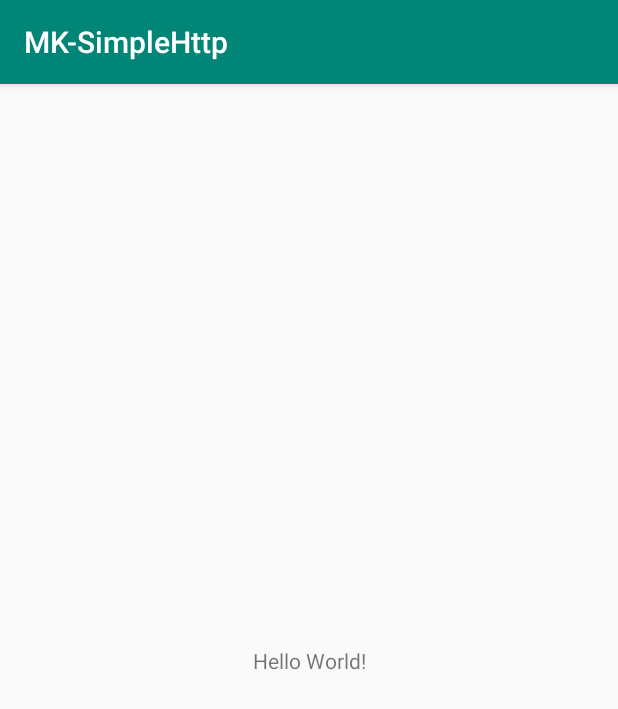
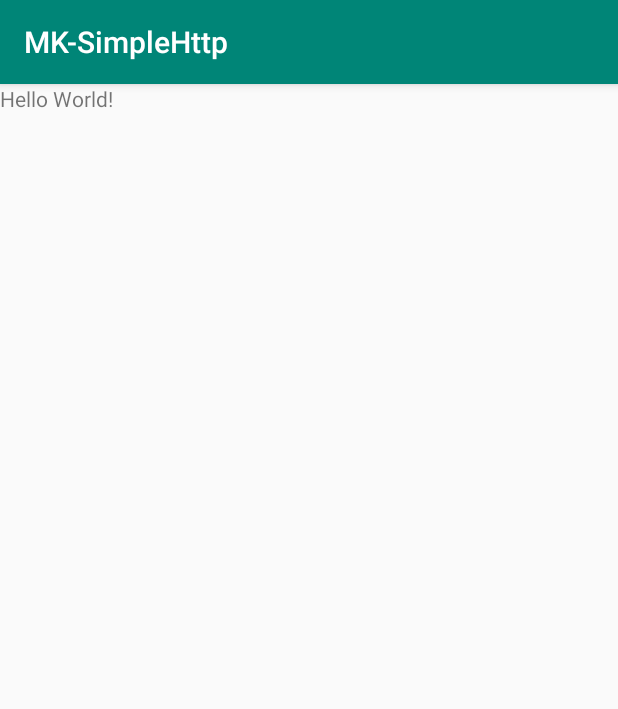
Before and after one commit to JeahWan/OneHttp, an Android app: the screen it shows after launch (MainActivity), on a phone screen of 412 x 824 dp. Shown: the top 709 px of the screen. Run offline under Robolectric (Android 15) with nearby library versions, the phone set to English and light mode, and no system bars.

Commit message:
更新依赖库；升级kt版本

```diff
--- a/app/src/main/AndroidManifest.xml
+++ b/app/src/main/AndroidManifest.xml
@@ -1,13 +1,12 @@
 <?xml version="1.0" encoding="utf-8"?>
-<manifest xmlns:android="http://schemas.android.com/apk/res/android"
-    package="com.jeahwan.simplehttp">
+<manifest xmlns:android="http://schemas.android.com/apk/res/android">
 
     <application
         android:allowBackup="true"
         android:label="@string/app_name"
         android:supportsRtl="true"
         android:theme="@style/AppTheme">
-        <activity android:name=".MainActivity">
+        <activity android:exported="true" android:name=".MainActivity">
             <intent-filter>
                 <action android:name="android.intent.action.MAIN" />
 
--- a/app/src/main/java/com/jeahwan/simplehttp/MainActivity.java
+++ b/app/src/main/java/com/jeahwan/simplehttp/MainActivity.java
@@ -5,6 +5,8 @@ import android.view.View;
 import android.widget.TextView;
 
 import androidx.appcompat.app.AppCompatActivity;
+
+import com.jeahwan.onehttp.HttpMethods;
 
 import java.util.concurrent.ConcurrentHashMap;
 
@@ -15,21 +17,21 @@ public class MainActivity extends AppCompatActivity {
         super.onCreate(savedInstanceState);
         setContentView(R.layout.activity_main);
 
-        findViewById(R.id.btn).setOnClickListener(new View.OnClickListener() {
-            @Override
-            public void onClick(View v) {
-                HttpMethods.getInstance()
-                        .params(new ConcurrentHashMap<String, Object>() {{
-                            put("type", "1");
-                            put("page", "1");
-                        }})
-                        .apiDemo(new ProgressSubscriber<String>(true) {
-                            @Override
-                            public void onSuccess(String jsonStr) {
-                                ((TextView) findViewById(R.id.tv)).setText(jsonStr);
-                            }
-                        });
-            }
-        });
+//        findViewById(R.id.btn).setOnClickListener(new View.OnClickListener() {
+//            @Override
+//            public void onClick(View v) {
+//                HttpMethods.class
+//                        .params(new ConcurrentHashMap<String, Object>() {{
+//                            put("type", "1");
+//                            put("page", "1");
+//                        }})
+//                        .apiDemo(new ProgressSubscriber<String>(true) {
+//                            @Override
+//                            public void onSuccess(String jsonStr) {
+//                                ((TextView) findViewById(R.id.tv)).setText(jsonStr);
+//                            }
+//                        });
+//            }
+//        });
     }
 }
--- a/app/src/main/res/layout/activity_main.xml
+++ b/app/src/main/res/layout/activity_main.xml
@@ -1,5 +1,5 @@
 <?xml version="1.0" encoding="utf-8"?>
-<androidx.constraintlayout.widget.ConstraintLayout xmlns:android="http://schemas.android.com/apk/res/android"
+<LinearLayout xmlns:android="http://schemas.android.com/apk/res/android"
     xmlns:app="http://schemas.android.com/apk/res-auto"
     xmlns:tools="http://schemas.android.com/tools"
     android:layout_width="match_parent"
@@ -7,12 +7,9 @@
     tools:context=".MainActivity">
 
     <TextView
+        android:id="@+id/btn"
         android:layout_width="wrap_content"
         android:layout_height="wrap_content"
-        android:text="Hello World!"
-        app:layout_constraintBottom_toBottomOf="parent"
-        app:layout_constraintLeft_toLeftOf="parent"
-        app:layout_constraintRight_toRightOf="parent"
-        app:layout_constraintTop_toTopOf="parent" />
+        android:text="Hello World!"/>
 
-</androidx.constraintlayout.widget.ConstraintLayout>
+</LinearLayout>
--- a/build.gradle
+++ b/build.gradle
@@ -7,8 +7,8 @@ buildscript {
 
     }
     dependencies {
-        classpath 'com.android.tools.build:gradle:7.0.4'
-        classpath "org.jetbrains.kotlin:kotlin-gradle-plugin:1.5.31"
+        classpath 'com.android.tools.build:gradle:7.4.1'
+        classpath "org.jetbrains.kotlin:kotlin-gradle-plugin:1.8.0"
 
         // NOTE: Do not place your application dependencies here; they belong
         // in the individual module build.gradle files
--- a/onehttp/src/main/AndroidManifest.xml
+++ b/onehttp/src/main/AndroidManifest.xml
@@ -1,6 +1,5 @@
 <?xml version="1.0" encoding="utf-8"?>
-<manifest xmlns:android="http://schemas.android.com/apk/res/android"
-    package="com.jeahwan.onehttp">
+<manifest xmlns:android="http://schemas.android.com/apk/res/android">
 
     <uses-permission android:name="android.permission.ACCESS_NETWORK_STATE" />
 </manifest>
--- a/onehttp/src/main/java/com/jeahwan/onehttp/HttpMethods.kt
+++ b/onehttp/src/main/java/com/jeahwan/onehttp/HttpMethods.kt
@@ -5,7 +5,6 @@ import android.content.pm.PackageManager
 import android.os.Build
 import android.util.Base64
 import androidx.core.app.ActivityCompat
-import com.chuckerteam.chucker.api.ChuckerInterceptor
 import com.jeahwan.onehttp.utils.DeviceUtils
 import com.jeahwan.onehttp.utils.MD5HexHelper
 import com.google.gson.Gson
@@ -163,7 +162,7 @@ open class HttpMethods {
                         .build()
                 )
                 //Chuck
-                .addInterceptor(ChuckerInterceptor(OneHttpManager.context))
+//                .addInterceptor(ChuckerInterceptor(OneHttpManager.context))
         }
         okHttpClient = clientBuilder.build()
         createService()
--- a/onehttp/src/main/java/com/jeahwan/onehttp/HttpResult.kt
+++ b/onehttp/src/main/java/com/jeahwan/onehttp/HttpResult.kt
@@ -8,7 +8,7 @@ class HttpResult<T> : Serializable {
     var code = 0
 
     //泛型指定返回的数据结构 如自定义bean、List、String[]等任意
-    var data: T? = null
+    var data: T = TODO()
 
     /**
      * 返回错误处理
```
Also changed, not shown: app/build.gradle (+10 -6 lines), onehttp/build.gradle (+6 -7 lines), onehttp/src/main/java/com/jeahwan/onehttp/OneHttpManager.kt (+8 -8 lines), gradle/wrapper/gradle-wrapper.properties.
